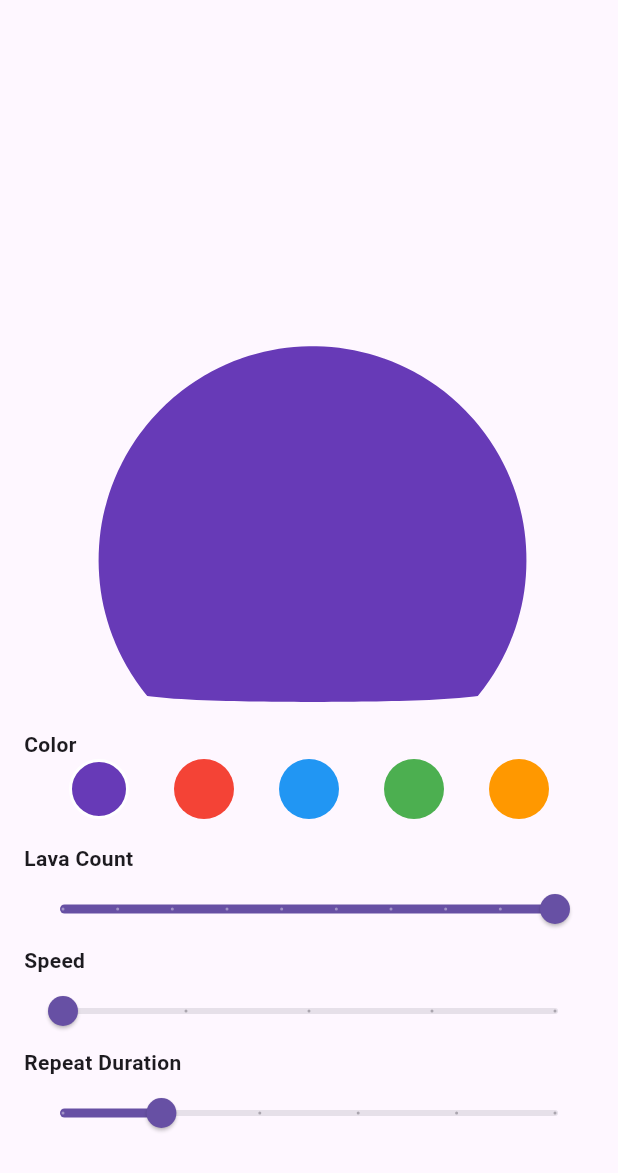
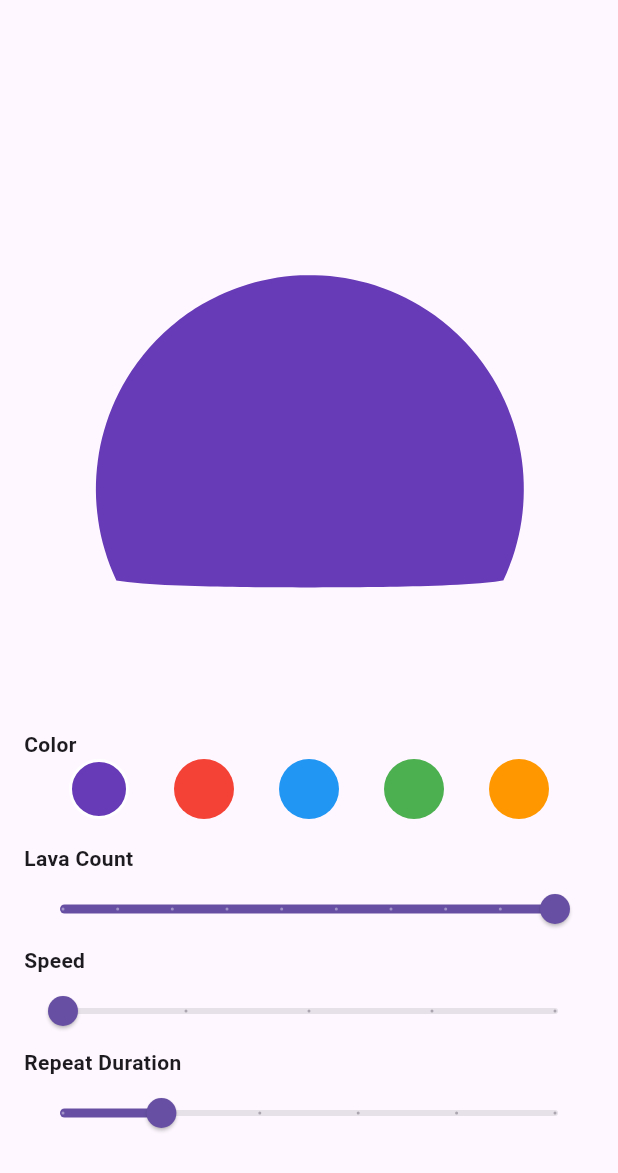
Before and after one commit to yashas-hm/lava-lamp-effect, a Flutter app: the screen it shows after launch, on a phone screen of 412 x 824 dp, the part 63-1236 px from its top. Run offline on Flutter 3.47's test engine with Material 3 defaults, Android fonts, the phone set to English and light mode, and no system bars.

Commit message:
update: readme.md

```diff
--- a/example/lib/main.dart
+++ b/example/lib/main.dart
@@ -43,7 +43,7 @@ class _HomePageState extends State<HomePage> {
           Expanded(
             child: Center(
               child: LavaLampEffect(
-                size: const Size(300, 500),
+                size: const Size(500, 300),
                 color: _color,
                 lavaCount: _lavaCount,
                 speed: _speed,
--- a/pubspec.yaml
+++ b/pubspec.yaml
@@ -1,6 +1,6 @@
 name: lava_lamp_effect
 description: "A widget that provides a customizable lava lamp effect with fluid animations, adjustable colors, sizes, and speeds."
-version: 1.0.2
+version: 1.0.3
 repository: https://github.com/yashas-hm/lava-lamp-effect
 
 environment:
```
Also changed, not shown: assets/demo.gif, pubspec.lock, 3 other files.
